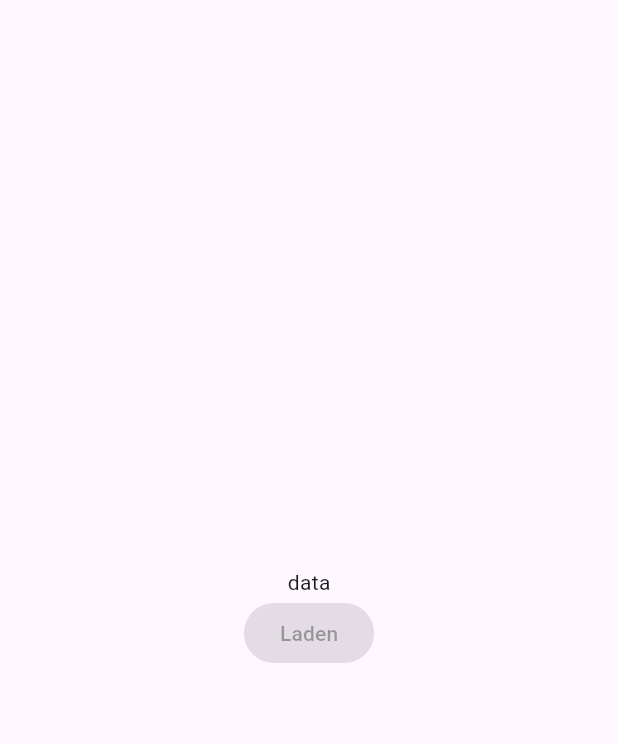
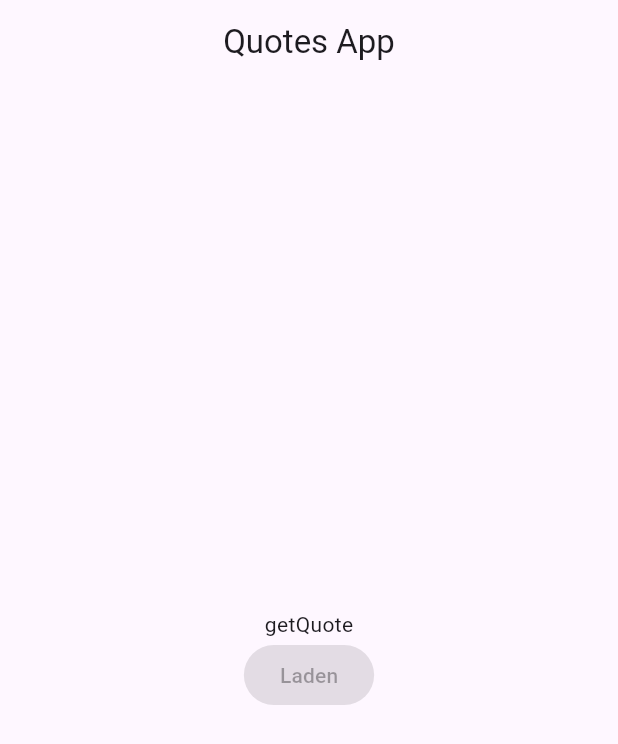
Before and after one commit to arthur892/ts_5_4_5_zitate_app, a Flutter app: the screen it shows after launch, on a phone screen of 412 x 824 dp. Shown: the top 744 px of the screen. Run offline on Flutter 3.47's test engine with Material 3 defaults, Android fonts, the phone set to English and light mode, and no system bars.

Commit message:
commit windows

```diff
--- a/lib/main.dart
+++ b/lib/main.dart
@@ -1,4 +1,5 @@
 import 'package:flutter/material.dart';
+import 'package:ts_5_4_5_zitate_app/quotes/quotes_screen.dart';
 
 void main() {
   runApp(const MainApp());
@@ -9,19 +10,13 @@ class MainApp extends StatelessWidget {
 
   @override
   Widget build(BuildContext context) {
-    return const MaterialApp(
+    return MaterialApp(
       home: Scaffold(
-        body: Center(
-          child: Column(
-            mainAxisAlignment: MainAxisAlignment.center,
-            crossAxisAlignment: CrossAxisAlignment.center,
-            children: [
-              Text("data"),
-              ElevatedButton(onPressed: null, child: Text("Laden"))
-            ],
+          appBar: AppBar(
+            title: const Text("Quotes App"),
+            centerTitle: true,
           ),
-        ),
-      ),
+          body: const QuotesScreen()),
     );
   }
 }
--- /dev/null
+++ b/lib/quotes/quotes_screen.dart
@@ -0,0 +1,80 @@
+import 'dart:convert';
+import 'dart:developer';
+
+import 'package:flutter/material.dart';
+import 'package:http/http.dart' as http;
+import 'package:ts_5_4_5_zitate_app/auth/api_keys.dart';
+
+class QuotesScreen extends StatefulWidget {
+  const QuotesScreen({super.key});
+
+  @override
+  State<QuotesScreen> createState() => _QuotesScreenState();
+}
+
+class _QuotesScreenState extends State<QuotesScreen> {
+  @override
+  void initState() {
+    super.initState();
+    getQuoteResponse();
+  }
+
+  Future<List<dynamic>> getQuoteResponse() async {
+    Map<String, String> queryheaders = {
+      // 'Content-type': 'application/json',
+      // 'Accept': 'application/json',
+      'X-Api-Key': api_quote
+    };
+
+    //https://api.api-ninjas.com/v1/quotes?category=best
+
+    //Anfrage starten
+    final Uri uri = Uri.https('api.api-ninjas.com', '/v1/quotes');
+    final http.Response response = await http.get(uri, headers: queryheaders);
+
+    if (response.statusCode == 200) {
+      //Json decoden
+      log(response.body);
+      final List<dynamic> decodedJson = jsonDecode(response.body);
+      final Map<String, dynamic> decoded2 = jsonDecode(decodedJson[0]);
+      log(decoded2["quote"]);
+
+      //final quote = decodedJson['quote'];
+      log('Quote ${decodedJson[0]}');
+      return [];
+    }
+
+    log("Fetch data: ${response.body}");
+    return [];
+  }
+
+  Future<String> getQuote() async {
+    log("getQuote");
+    return "getQuote";
+  }
+
+  @override
+  Widget build(BuildContext context) {
+    return Center(
+      child: Column(
+        mainAxisAlignment: MainAxisAlignment.center,
+        crossAxisAlignment: CrossAxisAlignment.center,
+        children: [
+          FutureBuilder(
+              future: getQuote(),
+              builder: (context, snapshot) {
+                if (snapshot.connectionState == ConnectionState.waiting) {
+                  return const Center(child: CircularProgressIndicator());
+                } else if (snapshot.hasError) {
+                  return Center(child: Text('Error: ${snapshot.error}'));
+                } else if (!snapshot.hasData) {
+                  return const Center(child: Text('NoData'));
+                }
+                return Text(snapshot.data!);
+              }),
+          const ElevatedButton(onPressed: null, child: Text("Laden"))
+        ],
+      ),
+    );
+  }
+}
--- a/pubspec.yaml
+++ b/pubspec.yaml
@@ -9,6 +9,7 @@ environment:
 dependencies:
   flutter:
     sdk: flutter
+  http: ^1.2.2
 
 dev_dependencies:
   flutter_test:
```
Also changed, not shown: pubspec.lock, 3 other files.
